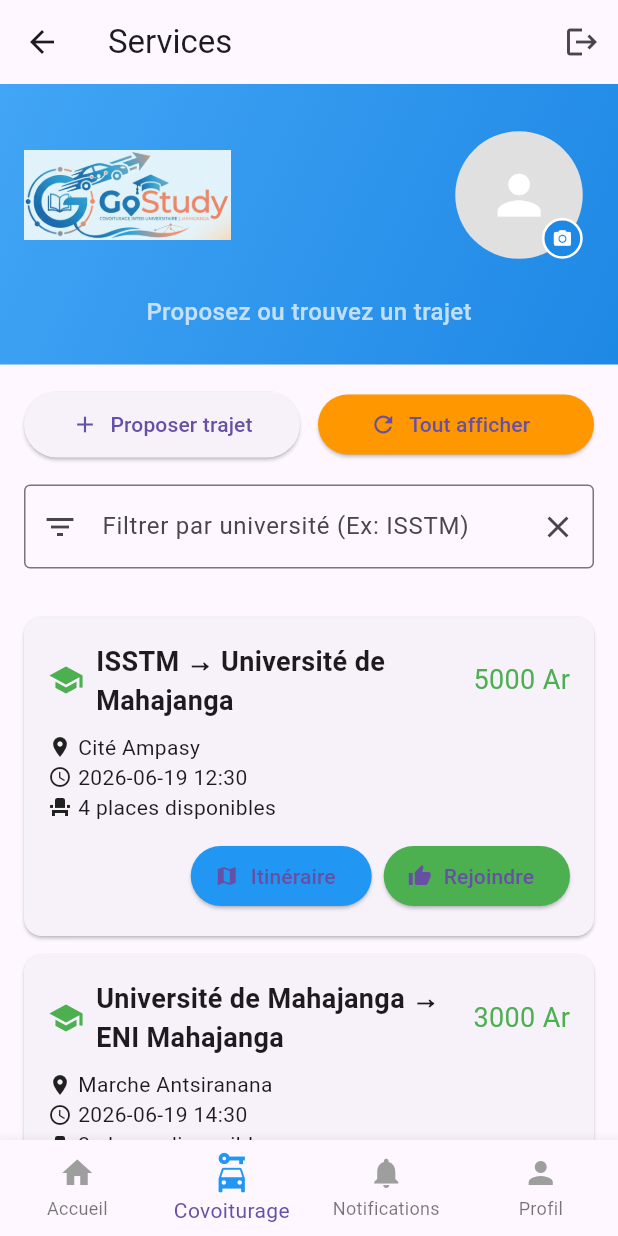
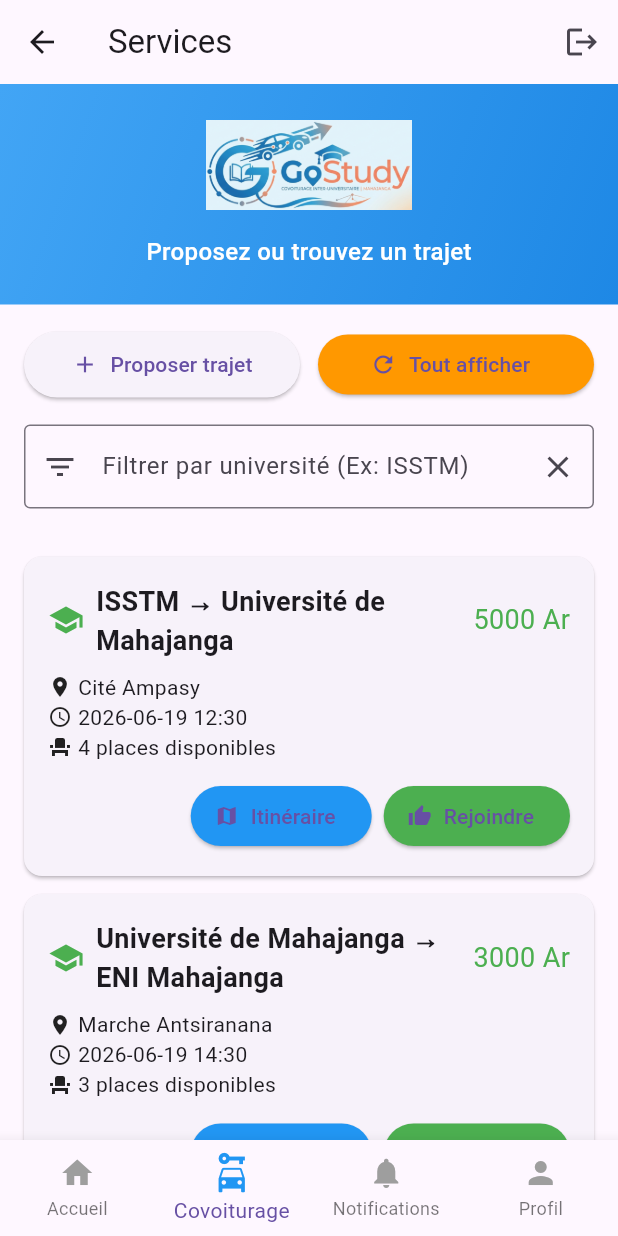
Before and after one commit to tinasoady/First_appmobil, a Flutter app: the HomePage screen opened by its route, item 2 of the bottom bar chosen, on a phone screen of 412 x 824 dp. Run offline on Flutter 3.47's test engine with Material 3 defaults, Android fonts, the phone set to English and light mode, and no system bars; our stand-ins replace cloud_firestore, firebase_auth, firebase_core, firebase_messaging, firebase_storage, flutter_local_notifications and 1 more; accounts and stored records are empty.

Commit message:
last realese gostudy

```diff
--- a/lib/screens/service_screen.dart
+++ b/lib/screens/service_screen.dart
@@ -1,12 +1,9 @@
 import 'package:flutter/material.dart';
 import 'package:url_launcher/url_launcher.dart';
-import 'package:cloud_firestore/cloud_firestore.dart';
-import 'package:firebase_auth/firebase_auth.dart'; // Importé pour récupérer l'ID utilisateur unique
 import '../models/ride.dart';
 import '../services/firestore_service.dart';
 import '../services/notification_service.dart';
 import 'offer_ride_screen.dart';
-import '../widgets/profile_avatar.dart';
 
 class ServiceScreen extends StatefulWidget {
   final bool showSuccess;
@@ -59,13 +56,9 @@ class _ServiceScreenState extends State<ServiceScreen> {
 
   @override
   Widget build(BuildContext context) {
-    // Récupération dynamique de l'ID de l'utilisateur connecté
-    // (Si pas encore de système de login actif, remplace par une String fixe pour tester, ex: "test_user_123")
-    final String? userId = FirebaseAuth.instance.currentUser?.uid;
-
     return Column(
       children: [
-        // En-tête (Header) avec le Logo de GoStudy et l'Avatar de profil
+        // En-tête (Header) avec uniquement le Logo de GoStudy
         Container(
           width: double.infinity,
           padding: const EdgeInsets.symmetric(vertical: 24, horizontal: 16),
@@ -78,58 +71,21 @@ class _ServiceScreenState extends State<ServiceScreen> {
           ),
           child: Column(
             children: [
-              // Ligne supérieure : Logo à gauche, Profil à droite
+              // Ligne supérieure : Logo centré
               Row(
-                mainAxisAlignment: MainAxisAlignment.spaceBetween,
+                mainAxisAlignment: MainAxisAlignment.center,
                 children: [
                   Image.asset(
                     'assets/images/logoGostudy.png',
-                    height: 60, // Ajusté légèrement pour s'aligner joliment avec l'avatar
+                    height: 60,
                     fit: BoxFit.contain,
                   ),
-
-                  // Section Avatar connectée à Firestore
-                  if (userId != null)
-                    FutureBuilder<DocumentSnapshot>(
-                      future: FirebaseFirestore.instance.collection('utilisateur').doc(userId).get(),
-                      builder: (context, snapshot) {
-                        if (snapshot.connectionState == ConnectionState.waiting) {
-                          return const CircleAvatar(
-                            radius: 22,
-                            backgroundColor: Colors.white24,
-                            child: CircularProgressIndicator(strokeWidth: 2, color: Colors.white),
-                          );
-                        }
-
-                        String? photoUrl;
-                        if (snapshot.hasData && snapshot.data!.exists) {
-                          final data = snapshot.data!.data() as Map<String, dynamic>?;
-                          photoUrl = data?['photoUrl'];
-                        }
-
-                        // On applique un léger scale pour l'intégrer discrètement dans la barre supérieure
-                        return Transform.scale(
-                          scale: 0.85,
-                          child: ProfileAvatar(
-                            userId: userId,
-                            initialPhotoUrl: photoUrl,
-                          ),
-                        );
-                      },
-                    )
-                  else
-                    // Fallback visuel si l'utilisateur n'est pas détecté/connecté
-                    const CircleAvatar(
-                      radius: 22,
-                      backgroundColor: Colors.white24,
-                      child: Icon(Icons.person, color: Colors.white),
-                    ),
                 ],
               ),
               const SizedBox(height: 16),
               const Text(
                 'Proposez ou trouvez un trajet',
-                style: TextStyle(fontSize: 16, color: Colors.white70, fontWeight: FontWeight.w500),
+                style: TextStyle(fontSize: 16, color: Colors.white, fontWeight: FontWeight.w500),
               ),
             ],
           ),
```
Also changed, not shown: lib/screens/home_screen.dart (+48 -1 lines), lib/screens/profil_screen.dart (+70 -23 lines), 1 other file.
